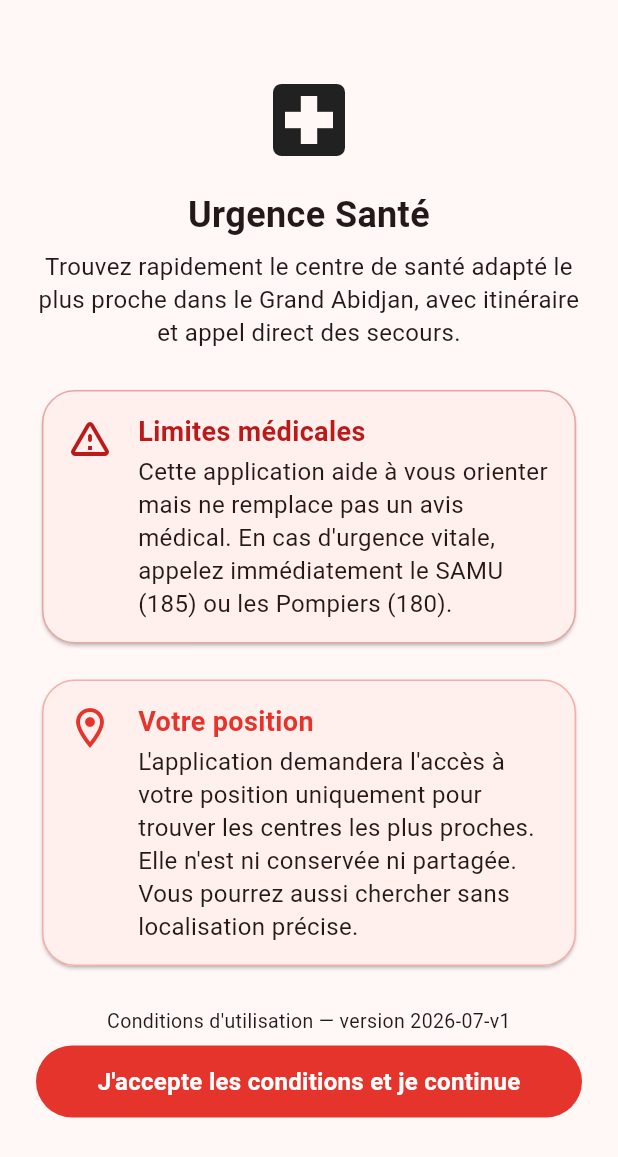
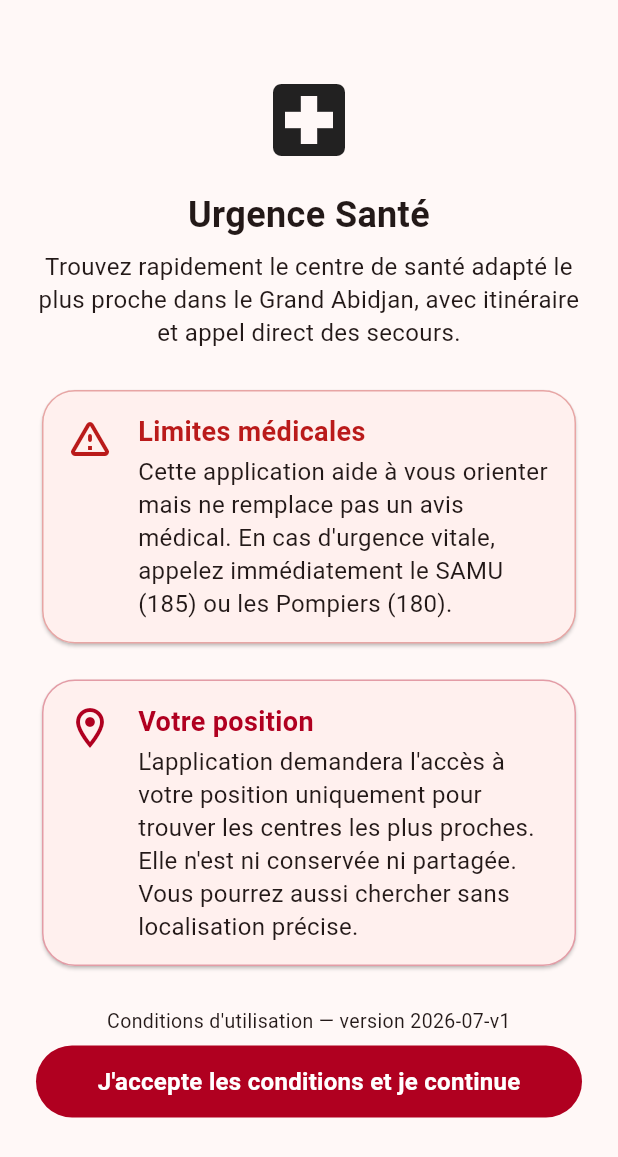
Before and after one commit to ouedraogoissouf2012/urgence-sante, a Flutter app: the screen it shows after launch, on a phone screen of 412 x 824 dp. Shown: the top 1157 px of the screen. Run offline on Flutter 3.47's test engine with Material 3 defaults, Android fonts, the phone set to English and light mode, and no system bars; our stand-ins replace flutter_map, flutter_riverpod, geolocator, latlong2, shared_preferences.

Commit message:
feat(design-system): accent rouge médical franc, secours distinct
Retour à un accent d'interface rouge institutionnel (#B00020) au lieu du
corail, à la demande. Le bouton d'appel des secours passe à un rouge plus
foncé et intense (#8E0018) pour rester visuellement distinct de l'accent —
l'appel vital doit se démarquer des autres actions.

Un seul point de contrôle (deux tokens) repeint toute l'app patient.

Co-Authored-By: Claude Opus 4.8 (1M context) <noreply@anthropic.com>

```diff
--- a/frontend/packages/design_system/lib/src/tokens/app_colors.dart
+++ b/frontend/packages/design_system/lib/src/tokens/app_colors.dart
@@ -13,12 +13,12 @@ abstract final class AppColors {
   /// central de l'identité visuelle de l'application patient.
   static const Color patientSeed = Color(0xFFE8483F);
 
-  /// Corail vif de marque, imposé comme couleur primaire du thème patient.
+  /// Rouge médical franc, imposé comme couleur primaire du thème patient.
   ///
   /// [ColorScheme.fromSeed] harmonise (et atténue) la couleur d'amorce ; on
-  /// force cette valeur exacte pour que les boutons gardent la vivacité de la
-  /// maquette validée, tout en conservant la palette harmonisée pour le reste.
-  static const Color patientAccent = Color(0xFFE5342B);
+  /// force cette valeur exacte pour que les boutons gardent un rouge
+  /// institutionnel net, tout en conservant la palette harmonisée pour le reste.
+  static const Color patientAccent = Color(0xFFB00020);
 
   /// Amorce du thème hôpital : contexte institutionnel.
   static const Color hospitalSeed = Color(0xFF00579B);
@@ -34,9 +34,8 @@ abstract final class AppColors {
 
   /// Couleur du bouton d'appel d'urgence (contraste AA sur blanc).
   ///
-  /// Volontairement distincte de [patientSeed] : l'appel des secours
-  /// (SAMU 185, Pompiers 180) est une action vitale qui doit conserver une
-  /// couleur d'alerte forte et reconnaissable, indépendante de l'accent
-  /// d'interface. Ne pas dériver de la couleur primaire du thème.
-  static const Color emergencyCall = Color(0xFFB00020);
+  /// Volontairement plus foncée et intense que l'accent d'interface
+  /// ([patientAccent]) : l'appel des secours (SAMU 185, Pompiers 180) est une
+  /// action vitale qui doit se distinguer visuellement des autres boutons.
+  static const Color emergencyCall = Color(0xFF8E0018);
 }
```
